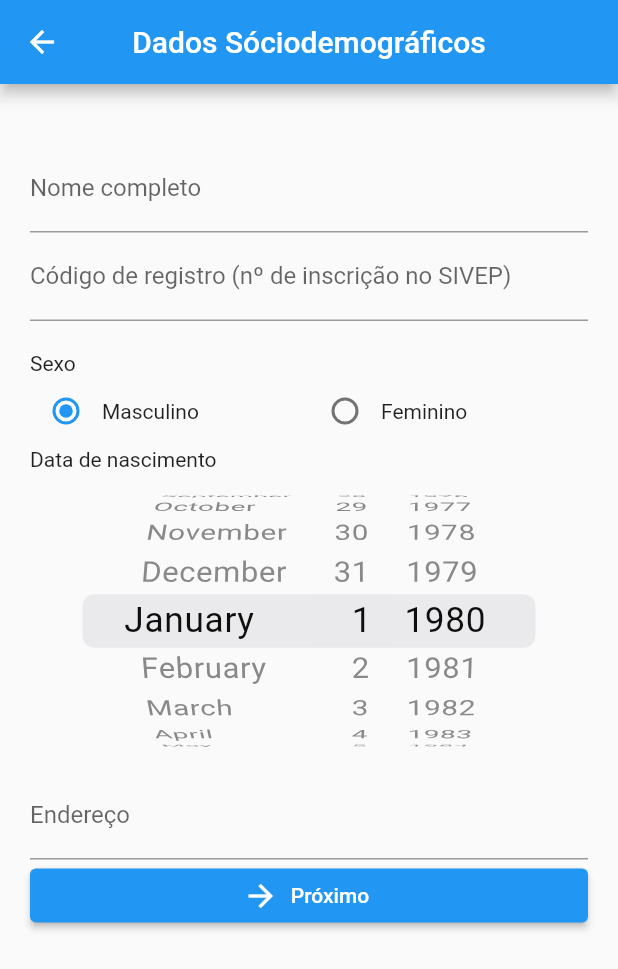
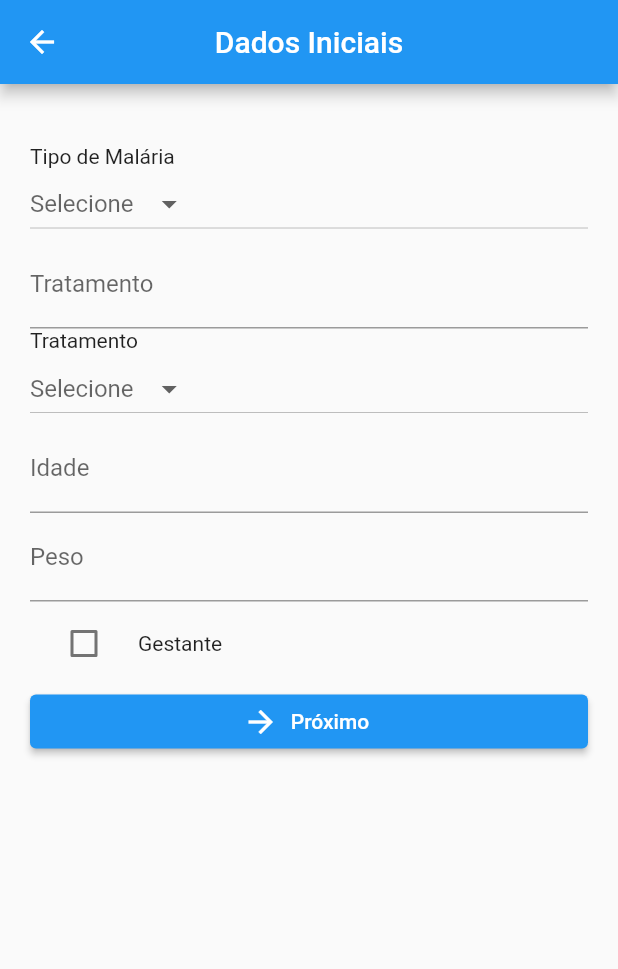
Before and after one commit to VictorBSI/flutter_malaria_app, a Flutter app: the UserHome screen opened by its route, after a tap on "Tratamento", on a phone screen of 412 x 824 dp. Shown: the top 969 px of the screen. Run offline on Flutter 3.47's test engine with Material 2 defaults, Android fonts, the phone set to English and light mode, and no system bars; our stand-ins replace cloud_firestore, firebase_core; missing offline and left inert: dart:ffi; accounts and stored records are empty.

Commit message:
Add tratamento

```diff
--- a/lib/main.dart
+++ b/lib/main.dart
@@ -3,6 +3,7 @@ import 'package:flutter_crud_1/provider/users.dart';
 import 'package:flutter_crud_1/routes/app_routes.dart';
 import 'package:flutter_crud_1/views/login_page.dart';
 import 'package:flutter_crud_1/views/sign_up_page.dart';
+import 'package:flutter_crud_1/views/trat_registro.dart';
 import 'package:flutter_crud_1/views/user_agentes.dart';
 import 'package:flutter_crud_1/views/user_bem.dart';
 import 'package:flutter_crud_1/views/user_casa.dart';
@@ -97,6 +98,7 @@ class MyApp extends StatelessWidget {
                     AppRoutes.USER_PESSOAS: (_) => UserPessoas(),
                     AppRoutes.USER_RENDA: (_) => UserRenda(),
                     AppRoutes.USER_HOME: (_) => UserHome(),
+                    AppRoutes.USER_TRAT: (_) => UserTratamento(),
                   },
                 );
               } else {
--- a/lib/routes/app_routes.dart
+++ b/lib/routes/app_routes.dart
@@ -28,4 +28,5 @@ class AppRoutes {
   static const USER_PESSOAS = '/user-pessoas';
   static const USER_RENDA = '/user-renda';
   static const USER_HOME = '/user-home';
+  static const USER_TRAT = '/user-tratamento';
 }
--- a/lib/views/login_page.dart
+++ b/lib/views/login_page.dart
@@ -163,7 +163,7 @@ class _LoginPageState extends State<LoginPage> {
               ElevatedButton(
                 onPressed: () {
                   _doLogin();
-                  Navigator.of(context).pushNamed(AppRoutes.USER_HOME);
+                  Navigator.of(context).pushNamed(AppRoutes.USER_HOME,);
                 },
                 child: Text(
                   "Login",
--- a/lib/views/trat_registro.dart
+++ b/lib/views/trat_registro.dart
@@ -1,6 +1,9 @@
+import 'dart:async';
+
 import 'package:firebase_core/firebase_core.dart';
 import 'package:flutter/cupertino.dart';
 import 'package:flutter/material.dart';
+import 'package:flutter/services.dart';
 import 'package:flutter_crud_1/database.dart';
 import 'package:flutter_crud_1/provider/users.dart';
 import 'package:flutter_crud_1/routes/app_routes.dart';
@@ -8,23 +11,35 @@ import 'package:cloud_firestore/cloud_firestore.dart';
 import 'package:flutter_crud_1/views/user_residencia.dart';
 import 'package:provider/provider.dart';
 
+class UserTratamento extends StatefulWidget {
+  @override
+  State<StatefulWidget> createState() => _UserTratamento();
+}
 
-class UserRegistro extends StatelessWidget {
+
+class _UserTratamento extends State<UserTratamento> {
   final Future<FirebaseApp> _fbApp = Firebase.initializeApp();
 
-  CollectionReference usuario = FirebaseFirestore.instance.collection('usuario');
+  CollectionReference user_tratamento = FirebaseFirestore.instance.collection('tratamento');
   final _formKey = GlobalKey<FormState>();
-  UserRegistro({Key? key}) : super(key: key);
-  String nome = '';
-  var sexo = '';
-  var endereco = '';
-  var codigo = '';
-  var _groupValue = 0;
-  var caminho = '';
-  DateTime data_nascimento = DateTime.now();
+  //UserTratamento({Key? key}) : super(key: key);
+  String tratamento = '';
+  String tipo = '';
+  int idade = 0;
+  int peso = 0;
+  List<String> _tipos = ['falciparum', 'malarae', 'mista', 'vivax_ovale'];
+  List<String> vivax_ovale = ['Opção 1', 'Opção 2'];
+  List<String> falciparum = ['Opção 1', 'Opção 2'];
+  List<String> mista = ['Opção 1', 'Opção 2'];
+  String malarae = 'Opção 1';
+  String _selectedTipos = 'Selecione';
+  String _selectedTrat = 'Selecione';
+  String opcao = '';
+  bool checkboxValue = false;
 
   @override
   Widget build(BuildContext context){
+    //final TestText text = new TestText();
     return MultiProvider(
       key: _formKey,
       providers: [
@@ -48,6 +63,29 @@ class UserRegistro extends StatelessWidget {
                   padding: EdgeInsets.only(top: 40, left: 20, right: 20),
                   child: ListView(
                     children: <Widget>[
+                      Text('Tipo de Malária', maxLines: 2,),
+                      DropdownButton<String>(
+                          hint: Text(_selectedTipos),
+                          onChanged: (newValue){
+                            setState(() {
+                              _selectedTipos = newValue!;
+                            });
+                            tipo = newValue!;
+                          //text.update();
+                        },
+                        items: _tipos.map((tipo) {
+                          return DropdownMenuItem(
+                            child: new Text(tipo),
+                            value: tipo,
+                          );
+                        }).toList(),
+                          /*items: <String>['falciparum', 'malarae', 'mista', 'vivax_ovale'].map((String value){
+                            return DropdownMenuItem(
+                              value: value,
+                              child: Text(value),);
+                          }).toList(),*/
+                      ),
+                      /*
                       TextFormField(
                         decoration: InputDecoration(labelText: 'Tipo de Malária'),
                         onChanged: (value) {
@@ -59,80 +97,61 @@ class UserRegistro extends StatelessWidget {
                           }
                           return null;
                         },
-                      ),
+                      ),*/
                       TextFormField(
                         decoration: InputDecoration(
                             labelText: 'Tratamento'),
                         onChanged: (value){
-                          codigo = value;
+                          tratamento = value;
                         },
                       ),
-                      Container(
-                        padding: EdgeInsets.only(top: 20),
-                        child: Text('Sexo'),
+                      Text('Tratamento', maxLines: 2,),
+
+                      DropdownButton<String>(
+                        hint: Text(_selectedTrat),
+                        onChanged: (newValue){
+                          setState(() {
+                            _selectedTrat = newValue!;
+                          });
+                          opcao = newValue!;
+                          //text.update();
+                        },
+                        items: _tipos.map((tipo) {
+                          return DropdownMenuItem(
+                            child: new Text(tipo),
+                            value: tipo,
+                          );
+                        }).toList(),
                       ),
-                      Container(
-                        child: Column(
-                          children: [
-                            Row(
-                              children: [
-                                Flexible(
-                                    flex: 1,
-                                    child: Row(
-                                      children: [
-                                        Radio(value: 1,
-                                          onChanged: (value) {
-                                            sexo = 'Masculino';
-                                            _groupValue = 1;
-                                          },
-                                          groupValue: 1,
-
-                                        ),
-                                        Expanded(
-                                            child: Text(
-                                              'Masculino', maxLines: 2,))
-                                      ],
-                                    )
-                                ),
-                                Flexible(
-                                    flex: 1,
-                                    child: Row(
-                                      children: [
-                                        Radio(value: 1,
-                                          groupValue: _groupValue,
-                                          onChanged: (value) {
-                                            sexo = 'Feminino';
-                                            _groupValue = 1;
-                                          },),
-                                        Expanded(
-                                            child: Text('Feminino', maxLines: 2,))
-                                      ],
-                                    )
-                                ),
-                              ],
-                            ),
-                          ],
-
+                      TextField(
+                        decoration: InputDecoration(labelText: 'Idade'),
+                        keyboardType: TextInputType.number,
+                        inputFormatters: [FilteringTextInputFormatter.digitsOnly],
+                        onChanged: (value){
+                          int v = int.parse(value);
+                          idade = v;
+                        },
+                      ),
+                      TextField(
+                        decoration: InputDecoration(labelText: 'Peso'),
+                        keyboardType: TextInputType.number,
+                        inputFormatters: [FilteringTextInputFormatter.digitsOnly],
+                        onChanged: (value){
+                          int v = int.parse(value);
+                          peso = v;
+                        },
+                      ),
+                      CheckboxListTile(
+                        value: checkboxValue,
+                        onChanged: (val) {
+                          setState(() => checkboxValue = val!);
+                        },
+                        title: new Text(
+                          'Gestante',
+                          style: TextStyle(fontSize: 14.0),
                         ),
-                      ),
-                      Container(
-                        child: Text('Data de nascimento'),
-                      ),
-                      Container(
-                        height: 200,
-                        child: CupertinoDatePicker(
-                          mode: CupertinoDatePickerMode.date,
-                          initialDateTime: DateTime(1980, 1, 1),
-                          onDateTimeChanged: (DateTime newDateTime) {
-                            data_nascimento = newDateTime;
-                          },
-                        ),
-                      ),
-                      TextFormField(
-                        decoration: InputDecoration(labelText: 'Endereço'),
-                        onChanged: (value){
-                          endereco = value;
-                        },
+                        controlAffinity: ListTileControlAffinity.leading,
+                        activeColor: Colors.blue,
                       ),
                       ElevatedButton.icon(
 
@@ -151,17 +170,22 @@ class UserRegistro extends StatelessWidget {
                                 }
                               }*/
                           onPressed: () async{
-                            await usuario.add({
-                              'nome': nome,
-                              'codigo': codigo,
-                              'sexo': sexo,
-                              'data_nascimento': data_nascimento,
-                              'endereco': endereco,
+                            await user_tratamento.add({
+                              'tipo': tipo,
+                              'tratamento': tratamento,
+                              'idade': idade,
+                              'peso': peso,
                             }
-                            ).then((value) => print('User added'));
-                            //Navigator.pushNamed(context, AppRoutes.USER_RESIDENCIA, arguments: {"codigo": codigo});
+                            ).then((value) => print('Added'));
                             Navigator.of(context).pushNamed(
-                                AppRoutes.USER_RESIDENCIA, arguments: {"codigo": codigo});
+                                AppRoutes.USER_RESIDENCIA,
+                                arguments: {
+                                  "tipo": tipo,
+                                  "tratamento": tratamento,
+                                  "idade": idade,
+                                  "peso": peso,
+                                  "gestante": checkboxValue,
+                                });
                           }, //AppRoutes.USER_RESIDENCIA
                           icon: Icon(Icons.arrow_forward),
                           label: Text('Próximo'))
@@ -183,3 +207,32 @@ class UserRegistro extends StatelessWidget {
     );
   }
 }
+
+/*
+class TestText extends StatefulWidget {
+
+  final _TestTextState state = new _TestTextState();
+
+  void update() {
+    state.change();
+  }
+
+  @override
+  _TestTextState createState() => state;
+}
+
+class _TestTextState extends State<TestText> {
+
+  String text = "Selecione";
+
+  void change() {
+    setState(() {
+      this.text = this.text == "falciparum" ? "falciparum" : "original";
+    });
+  }
+
+  @override
+  Widget build(BuildContext context) {
+    return new Text(this.text);
+  }
+}*/
--- a/lib/views/user_home.dart
+++ b/lib/views/user_home.dart
@@ -39,7 +39,7 @@ class UserHome extends StatelessWidget{
                     ),
                     child: GestureDetector(
                         onTap: (){
-                          Navigator.of(context).pushNamed(AppRoutes.USER_REGISTRO);
+                          Navigator.of(context).pushNamed(AppRoutes.USER_TRAT);
                         },
                         child: ListTile(
                           title: Text('Tratamento', textAlign: TextAlign.center, style: TextStyle(color: Colors.white)),
```
